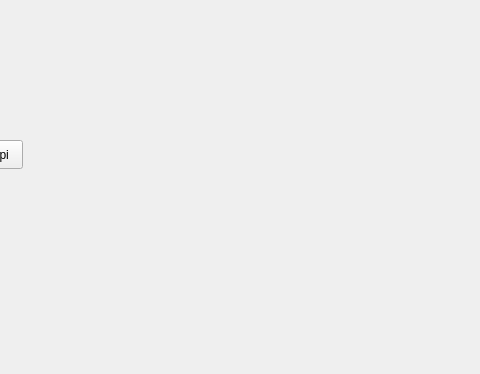
The window that frontend/mainwindow.ui (slmksav/Qt6-ATM-app) describes before a commit, drawn with Qt 5; both pictures show x 200 to 680 and y 0 to 374 of the 800 by 600 pixel window.
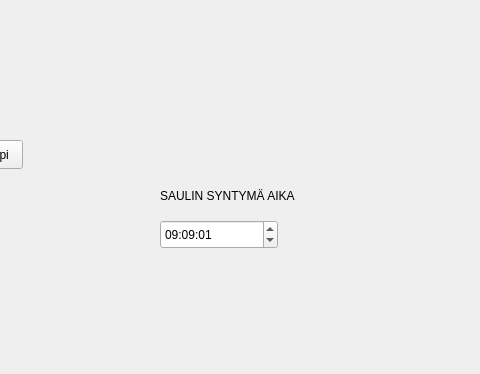
The same window after the commit.

Commit message: päivämäärä testi

Patch:
```diff
--- a/frontend/mainwindow.ui
+++ b/frontend/mainwindow.ui
@@ -27,6 +27,43 @@
      <string>mikanappi</string>
     </property>
    </widget>
+   <widget class="QTimeEdit" name="sauliEdit">
+    <property name="geometry">
+     <rect>
+      <x>360</x>
+      <y>220</y>
+      <width>118</width>
+      <height>29</height>
+     </rect>
+    </property>
+    <property name="date">
+     <date>
+      <year>2002</year>
+      <month>12</month>
+      <day>5</day>
+     </date>
+    </property>
+    <property name="time">
+     <time>
+      <hour>9</hour>
+      <minute>9</minute>
+      <second>1</second>
+     </time>
+    </property>
+   </widget>
+   <widget class="QLabel" name="sauliLabel">
+    <property name="geometry">
+     <rect>
+      <x>360</x>
+      <y>180</y>
+      <width>161</width>
+      <height>31</height>
+     </rect>
+    </property>
+    <property name="text">
+     <string>SAULIN SYNTYMÄ AIKA</string>
+    </property>
+   </widget>
   </widget>
   <widget class="QMenuBar" name="menubar">
    <property name="geometry">
```
The commit also changes 1 other file.
